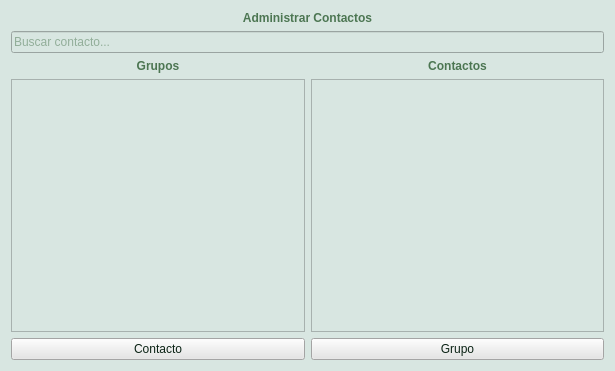
This is client_fva/ui/ui_elements/managecontacts.ui in luisza/dfva_client as Qt 5 draws it before an edit. The edited form follows.
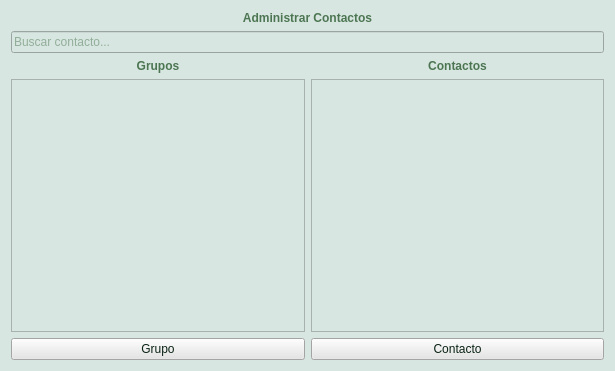
This is the edited form. Icons and pictures are not drawn.

Patch:
```diff
--- a/client_fva/ui/ui_elements/managecontacts.ui
+++ b/client_fva/ui/ui_elements/managecontacts.ui
@@ -31,7 +31,7 @@
 background-color: rgb(229, 229, 229);</string>
      </property>
      <property name="text">
-      <string>Grupo</string>
+      <string>Contacto</string>
      </property>
      <property name="icon">
       <iconset resource="resources.qrc">
@@ -110,7 +110,7 @@
 background-color: rgb(229, 229, 229);</string>
      </property>
      <property name="text">
-      <string>Contacto</string>
+      <string>Grupo</string>
      </property>
      <property name="icon">
       <iconset resource="resources.qrc">
```
Left out of the diff: 4 changed lines with no effect on the pictures.
